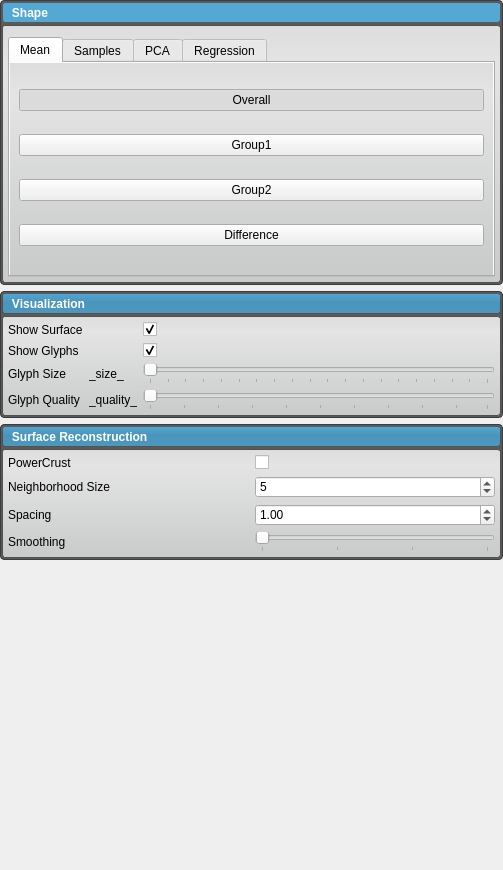
Before: the Qt Designer form src/Analysis/AnalysisTool.ui in SCIInstitute/ShapeWorks, drawn with Qt 5.
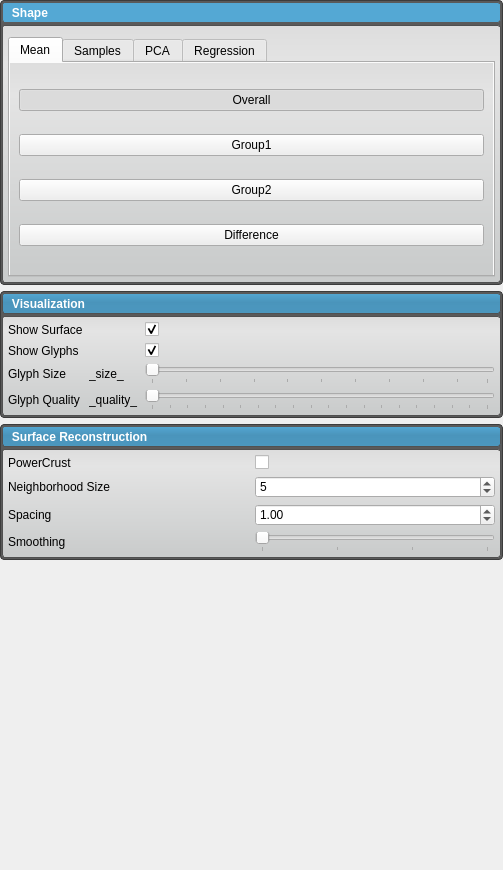
After: the same form once the commit is applied.

Commit message:
Added visualizer class to control visualization.
Refactored out control of what is displayed to the Visualizer class.

Hooked up glyph size/quality to preferences.

Hooked up glyph/surface display checkboxes.

What changed in the file:
```diff
--- a/src/Analysis/AnalysisTool.ui
+++ b/src/Analysis/AnalysisTool.ui
@@ -1010,7 +1010,7 @@
              </property>
             </widget>
            </item>
-           <item row="1" column="2">
+           <item row="1" column="3">
             <widget class="QCheckBox" name="show_glyphs">
              <property name="text">
               <string/>
@@ -1027,7 +1027,7 @@
              </property>
             </widget>
            </item>
-           <item row="0" column="2">
+           <item row="0" column="3">
             <widget class="QCheckBox" name="show_surface">
              <property name="text">
               <string/>
@@ -1053,6 +1053,12 @@
            </item>
            <item row="2" column="1">
             <widget class="QLabel" name="glyph_size_label">
+             <property name="minimumSize">
+              <size>
+               <width>50</width>
+               <height>0</height>
+              </size>
+             </property>
              <property name="text">
               <string>_size_</string>
              </property>
@@ -1060,31 +1066,18 @@
            </item>
            <item row="3" column="1">
             <widget class="QLabel" name="glyph_quality_label">
+             <property name="minimumSize">
+              <size>
+               <width>50</width>
+               <height>0</height>
+              </size>
+             </property>
              <property name="text">
               <string>_quality_</string>
              </property>
             </widget>
            </item>
-           <item row="2" column="2">
-            <widget class="QSlider" name="glyph_quality">
-             <property name="minimum">
-              <number>1</number>
-             </property>
-             <property name="maximum">
-              <number>20</number>
-             </property>
-             <property name="orientation">
-              <enum>Qt::Horizontal</enum>
-             </property>
-             <property name="tickPosition">
-              <enum>QSlider::TicksBelow</enum>
-             </property>
-             <property name="tickInterval">
-              <number>1</number>
-             </property>
-            </widget>
-           </item>
-           <item row="3" column="2">
+           <item row="2" column="3">
             <widget class="QSlider" name="glyph_size">
              <property name="minimum">
               <number>1</number>
@@ -1092,6 +1085,9 @@
              <property name="maximum">
               <number>100</number>
              </property>
+             <property name="pageStep">
+              <number>10</number>
+             </property>
              <property name="orientation">
               <enum>Qt::Horizontal</enum>
              </property>
@@ -1103,6 +1099,28 @@
              </property>
             </widget>
            </item>
+           <item row="3" column="3">
+            <widget class="QSlider" name="glyph_quality">
+             <property name="minimum">
+              <number>1</number>
+             </property>
+             <property name="maximum">
+              <number>20</number>
+             </property>
+             <property name="pageStep">
+              <number>3</number>
+             </property>
+             <property name="orientation">
+              <enum>Qt::Horizontal</enum>
+             </property>
+             <property name="tickPosition">
+              <enum>QSlider::TicksBelow</enum>
+             </property>
+             <property name="tickInterval">
+              <number>1</number>
+             </property>
+            </widget>
+           </item>
           </layout>
          </item>
         </layout>
```
The commit also changes 14 other files.
